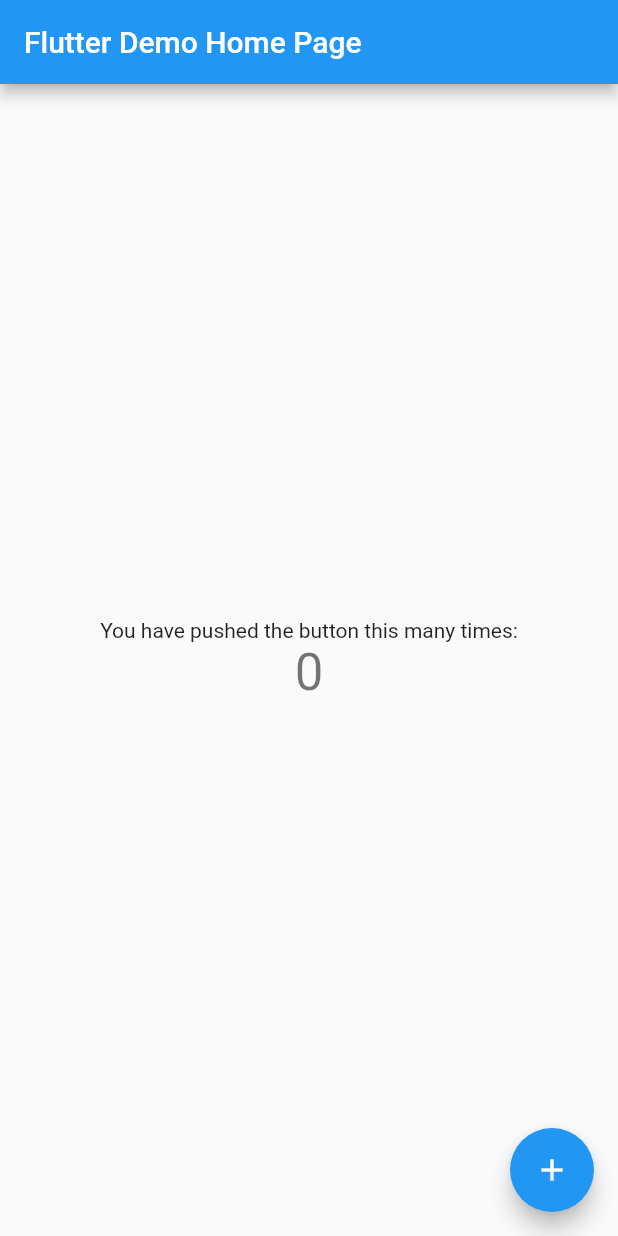
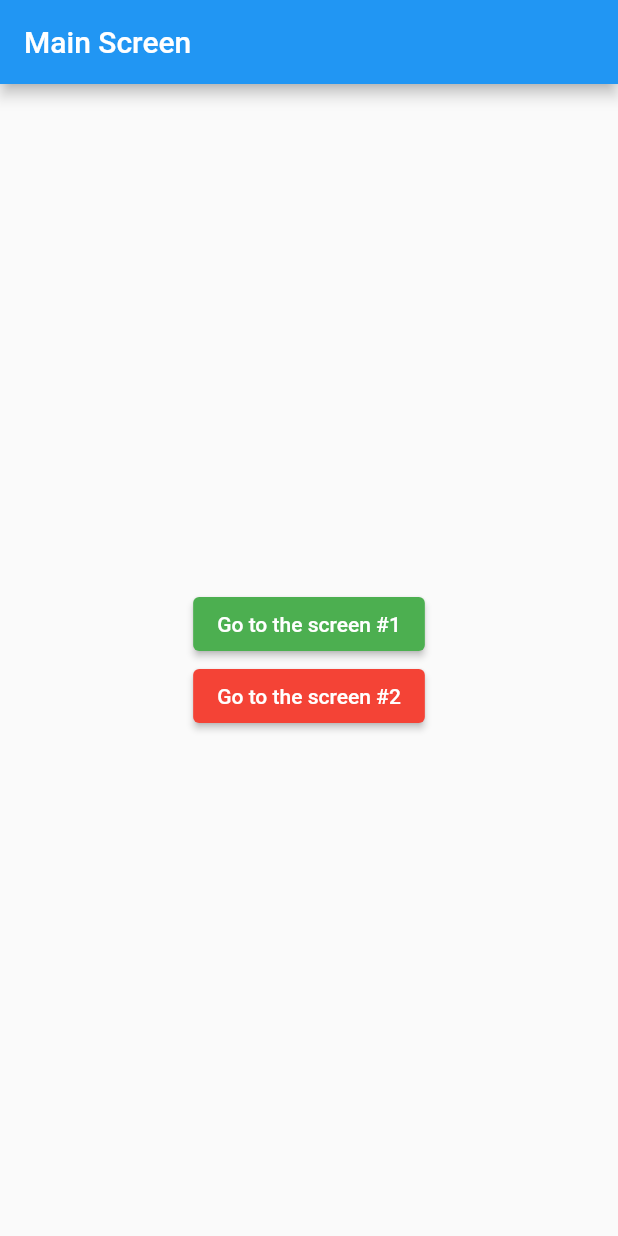
Before and after one commit to rainbow8332/flutter_start, a Flutter app: the screen it shows after launch, on a phone screen of 412 x 824 dp. Run offline on Flutter 3.47's test engine with Material 2 defaults, Android fonts, the phone set to English and light mode, and no system bars.

Commit message:
[add]navigator_class

```diff
--- a/navigator_class_app/lib/main.dart
+++ b/navigator_class_app/lib/main.dart
@@ -1,4 +1,7 @@
 import 'package:flutter/material.dart';
+import 'package:navigator_class_app/screen.dart';
+import 'package:navigator_class_app/screen1st.dart';
+import 'package:navigator_class_app/screen2nd.dart';
 
 void main() {
   runApp(const MyApp());
@@ -7,109 +10,19 @@
 class MyApp extends StatelessWidget {
   const MyApp({super.key});
 
-  // This widget is the root of your application.
   @override
   Widget build(BuildContext context) {
     return MaterialApp(
       title: 'Flutter Demo',
       theme: ThemeData(
-        // This is the theme of your application.
-        //
-        // Try running your application with "flutter run". You'll see the
-        // application has a blue toolbar. Then, without quitting the app, try
-        // changing the primarySwatch below to Colors.green and then invoke
-        // "hot reload" (press "r" in the console where you ran "flutter run",
-        // or simply save your changes to "hot reload" in a Flutter IDE).
-        // Notice that the counter didn't reset back to zero; the application
-        // is not restarted.
         primarySwatch: Colors.blue,
       ),
-      home: const MyHomePage(title: 'Flutter Demo Home Page'),
+      initialRoute: '/',
+      routes: {
+        '/' :(context) => const Screen(),
+        '/1st' :(context) => const Screen1st(),
+        '/2nd' :(context) => const Screen2nd()
+      },
     );
   }
 }
-
-class MyHomePage extends StatefulWidget {
-  const MyHomePage({super.key, required this.title});
-
-  // This widget is the home page of your application. It is stateful, meaning
-  // that it has a State object (defined below) that contains fields that affect
-  // how it looks.
-
-  // This class is the configuration for the state. It holds the values (in this
-  // case the title) provided by the parent (in this case the App widget) and
-  // used by the build method of the State. Fields in a Widget subclass are
-  // always marked "final".
-
-  final String title;
-
-  @override
-  State<MyHomePage> createState() => _MyHomePageState();
-}
-
-class _MyHomePageState extends State<MyHomePage> {
-  int _counter = 0;
-
-  void _incrementCounter() {
-    setState(() {
-      // This call to setState tells the Flutter framework that something has
-      // changed in this State, which causes it to rerun the build method below
-      // so that the display can reflect the updated values. If we changed
-      // _counter without calling setState(), then the build method would not be
-      // called again, and so nothing would appear to happen.
-      _counter++;
-    });
-  }
-
-  @override
-  Widget build(BuildContext context) {
-    // This method is rerun every time setState is called, for instance as done
-    // by the _incrementCounter method above.
-    //
-    // The Flutter framework has been optimized to make rerunning build methods
-    // fast, so that you can just rebuild anything that needs updating rather
-    // than having to individually change instances of widgets.
-    return Scaffold(
-      appBar: AppBar(
-        // Here we take the value from the MyHomePage object that was created by
-        // the App.build method, and use it to set our appbar title.
-        title: Text(widget.title),
-      ),
-      body: Center(
-        // Center is a layout widget. It takes a single child and positions it
-        // in the middle of the parent.
-        child: Column(
-          // Column is also a layout widget. It takes a list of children and
-          // arranges them vertically. By default, it sizes itself to fit its
-          // children horizontally, and tries to be as tall as its parent.
-          //
-          // Invoke "debug painting" (press "p" in the console, choose the
-          // "Toggle Debug Paint" action from the Flutter Inspector in Android
-          // Studio, or the "Toggle Debug Paint" command in Visual Studio Code)
-          // to see the wireframe for each widget.
-          //
-          // Column has various properties to control how it sizes itself and
-          // how it positions its children. Here we use mainAxisAlignment to
-          // center the children vertically; the main axis here is the vertical
-          // axis because Columns are vertical (the cross axis would be
-          // horizontal).
-          mainAxisAlignment: MainAxisAlignment.center,
-          children: <Widget>[
-            const Text(
-              'You have pushed the button this many times:',
-            ),
-            Text(
-              '$_counter',
-              style: Theme.of(context).textTheme.headline4,
-            ),
-          ],
-        ),
-      ),
-      floatingActionButton: FloatingActionButton(
-        onPressed: _incrementCounter,
-        tooltip: 'Increment',
-        child: const Icon(Icons.add),
-      ), // This trailing comma makes auto-formatting nicer for build methods.
-    );
-  }
-}
--- a/navigator_class_app/lib/screen.dart
+++ b/navigator_class_app/lib/screen.dart
@@ -0,0 +1,39 @@
+import 'package:flutter/material.dart';
+
+class Screen extends StatelessWidget {
+  const Screen({super.key});
+
+  @override
+  Widget build(BuildContext context) {
+    return Scaffold(
+      appBar: AppBar(
+        title: const Text('Main Screen'),
+      ),
+      body: Center(
+        child: Column(
+          mainAxisAlignment: MainAxisAlignment.center,
+          children: [
+            ElevatedButton(
+              onPressed: () {
+                Navigator.pushNamed(context, '/1st');
+              },
+              style: ButtonStyle(
+                backgroundColor: MaterialStateProperty.all(Colors.green),
+              ),
+              child: const Text('Go to the screen #1'),
+            ),
+            ElevatedButton(
+              onPressed: () {
+                 Navigator.pushNamed(context, '/2nd');
+              },
+              style: ButtonStyle(
+                backgroundColor: MaterialStateProperty.all(Colors.red),
+              ),
+              child: const Text('Go to the screen #2'),
+            ),
+          ],
+        ),
+      ),
+    );
+  }
+}
```
Also changed, not shown: navigator_class_app/lib/screen1st.dart (+32 -0 lines), navigator_class_app/lib/screen2nd.dart (+32 -0 lines).
